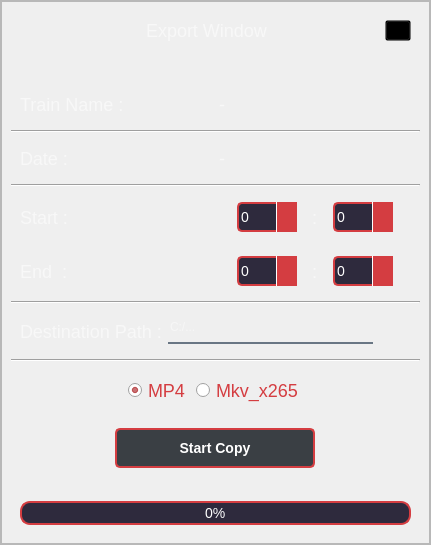
Before: the Qt Designer form Export/ExportUIiFiles/export.ui in amirhossein-mlkz/railProject_server, drawn with Qt 5.
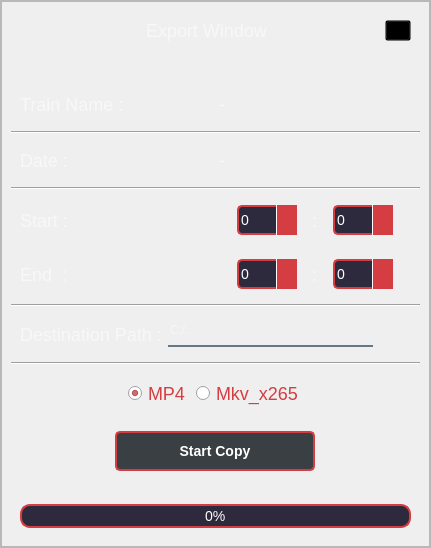
After: the same form once the commit is applied. Icons and pictures are not drawn.

The edit to the form file:
```diff
--- a/Export/ExportUIiFiles/export.ui
+++ b/Export/ExportUIiFiles/export.ui
@@ -7,7 +7,7 @@
     <x>0</x>
     <y>0</y>
     <width>431</width>
-    <height>545</height>
+    <height>548</height>
    </rect>
   </property>
   <property name="windowTitle">
```
Left out of the diff: 3 changed lines with no effect on the pictures.
